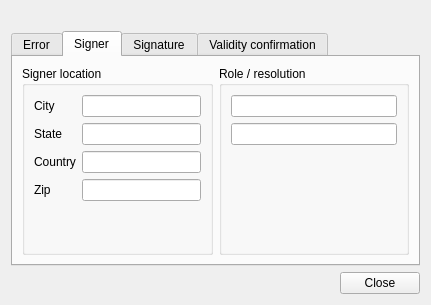
The window that client/ui/SignatureDialog.ui (open-eid/qdigidoc) describes before a commit, drawn with Qt 5.
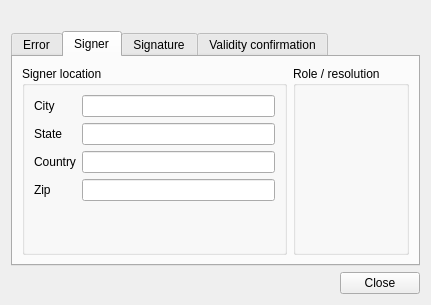
The same window after the commit. The open tabs and pages were chosen to show the change.

The edit to the form file:
```diff
--- a/client/ui/SignatureDialog.ui
+++ b/client/ui/SignatureDialog.ui
@@ -121,34 +121,10 @@
          <property name="title">
           <string>Role / resolution</string>
          </property>
-         <layout class="QVBoxLayout" name="signerRoleGroupLayout">
-          <item>
-           <widget class="QLineEdit" name="signerRole">
-            <property name="readOnly">
-             <bool>true</bool>
-            </property>
-           </widget>
-          </item>
-          <item>
-           <widget class="QLineEdit" name="signerResolution">
-            <property name="readOnly">
-             <bool>true</bool>
-            </property>
-           </widget>
-          </item>
-          <item>
-           <spacer name="signerSpacer">
-            <property name="orientation">
-             <enum>Qt::Vertical</enum>
-            </property>
-            <property name="sizeHint" stdset="0">
-             <size>
-              <width>0</width>
-              <height>0</height>
-             </size>
-            </property>
-           </spacer>
-          </item>
+         <layout class="QFormLayout" name="signerRoleGroupLayout">
+          <property name="fieldGrowthPolicy">
+           <enum>QFormLayout::ExpandingFieldsGrow</enum>
+          </property>
          </layout>
         </widget>
        </item>
```
